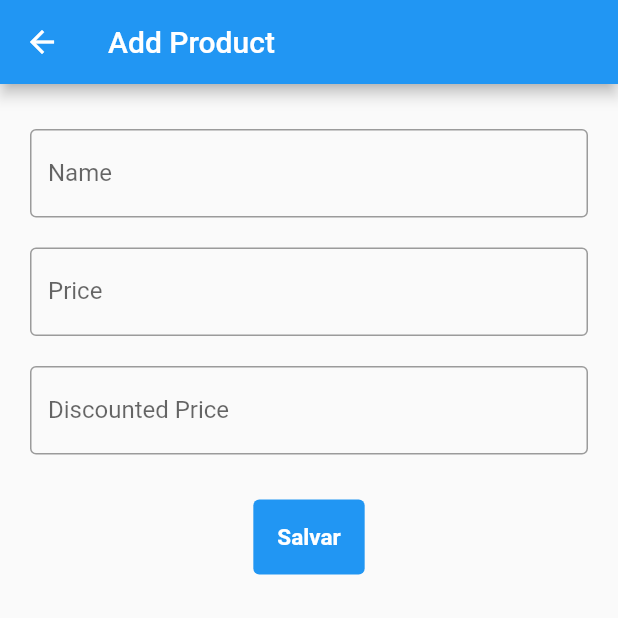
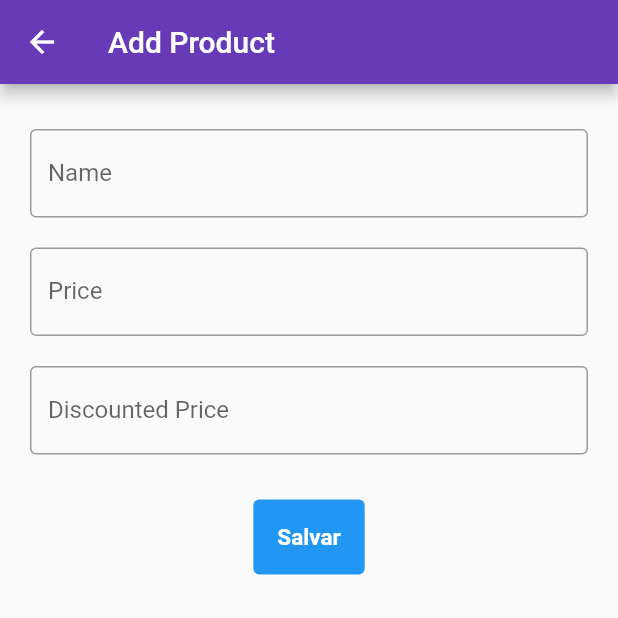
Before and after one commit to MauricioMachadoFF/Challenge-Mobile-Confere, a Flutter app: the screen it shows after launch, after a tap on the "add" icon, on a phone screen of 412 x 824 dp, the top half of it. Run offline on Flutter 3.47's test engine with Material 2 defaults, Android fonts, the phone set to English and light mode, and no system bars; drawn by our look-alikes of keyboard_dismisser; our stand-ins replace bloc, flutter_bloc, hive, hive_flutter; accounts and stored records are empty; generated files the repository leaves out were written again.

Commit message:
style aplication

```diff
--- a/product_manager_app/lib/main.dart
+++ b/product_manager_app/lib/main.dart
@@ -29,7 +29,7 @@ class MyApp extends StatelessWidget {
         debugShowCheckedModeBanner: true,
         title: 'Flutter Demo',
         theme: ThemeData(
-          primarySwatch: Colors.blue,
+          primarySwatch: Colors.deepPurple,
         ),
         home: Home(),
       ),
```
Also changed, not shown: product_manager_app/lib/presentation/pages/home.dart (+18 -0 lines).
